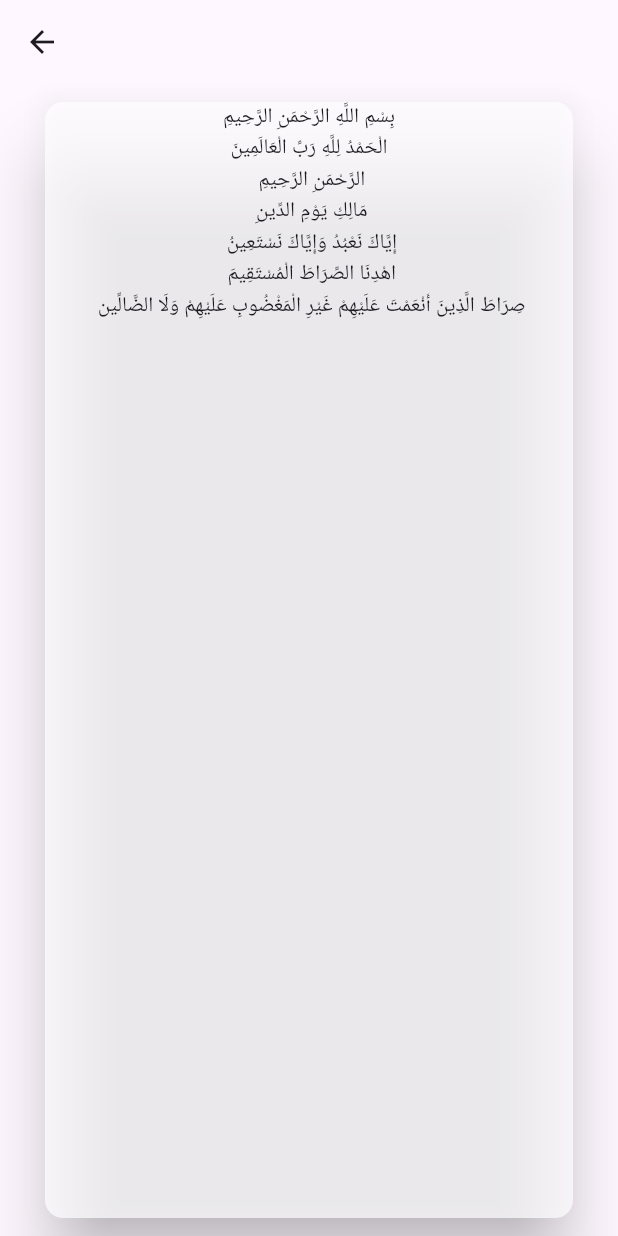
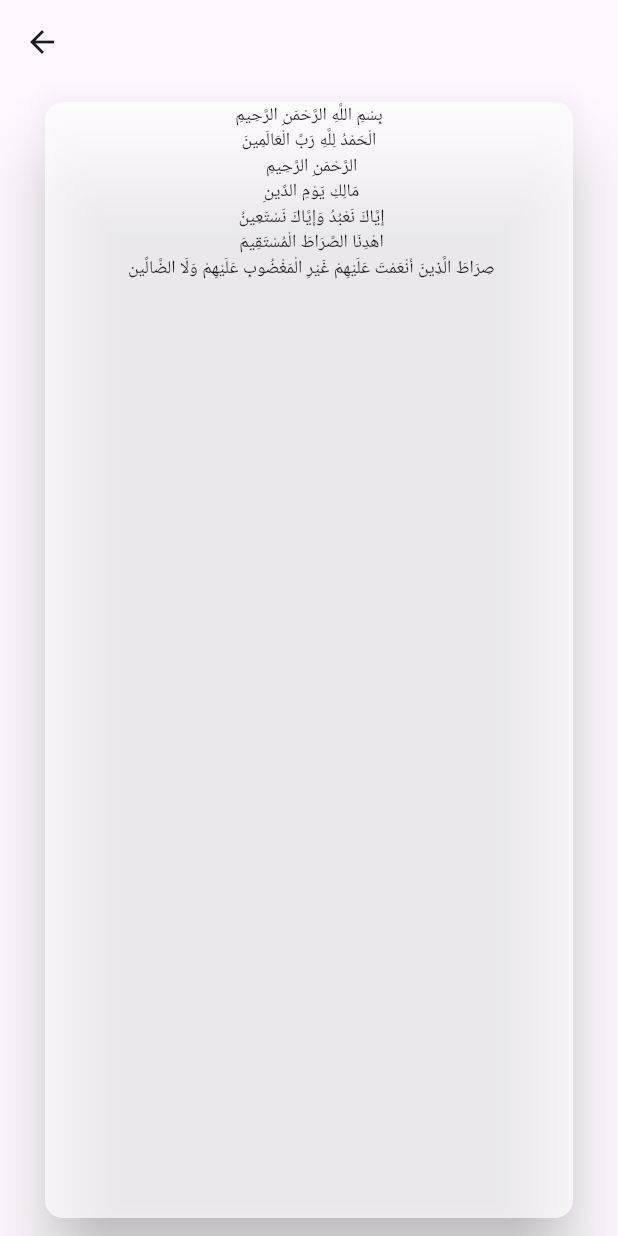
Before and after one commit to NadaAmrr/Islamic, a Flutter app: the SuraDetailsScreen screen opened directly with empty values, on a phone screen of 412 x 824 dp. Run offline on Flutter 3.47's test engine with Material 3 defaults, Android fonts, the phone set to English and light mode, and no system bars.

Commit message:
sura details update

```diff
--- a/lib/screens/sura_details.dart
+++ b/lib/screens/sura_details.dart
@@ -41,7 +41,7 @@ class _SuraDetailsScreenState extends State<SuraDetailsScreen> {
             return Text(
               verses[index],
               textAlign: TextAlign.center,
-              style: TextStyle(),
+              style: Theme.of(context).textTheme.bodySmall,
             );
           },
           itemCount: verses.length,
```
